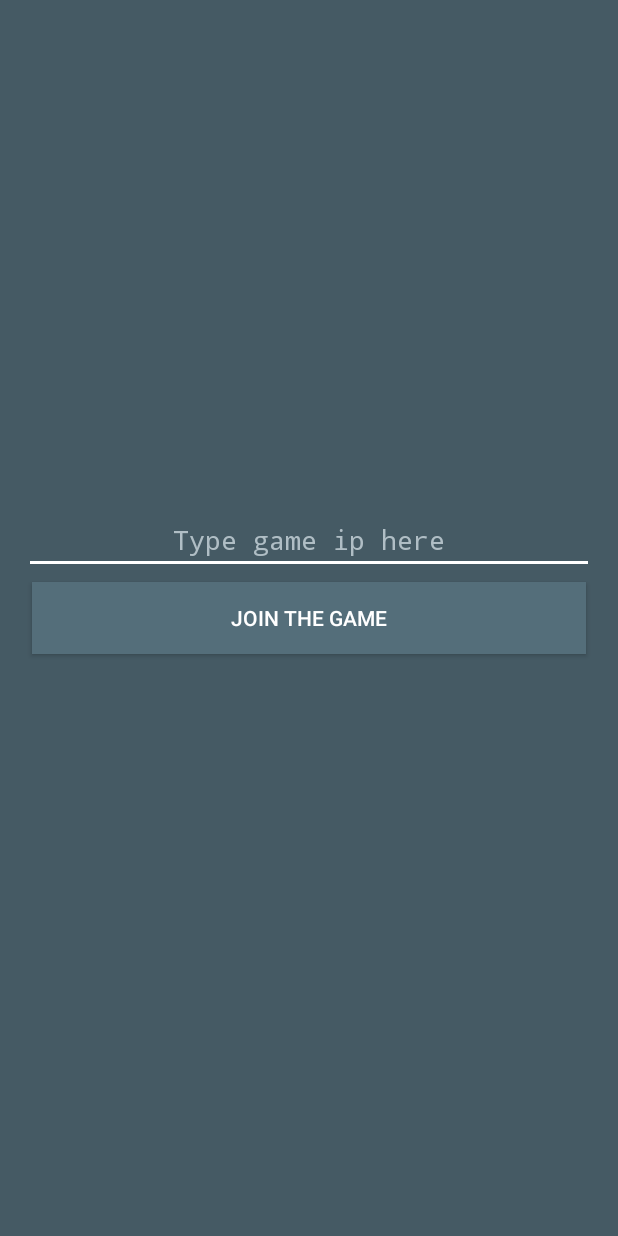
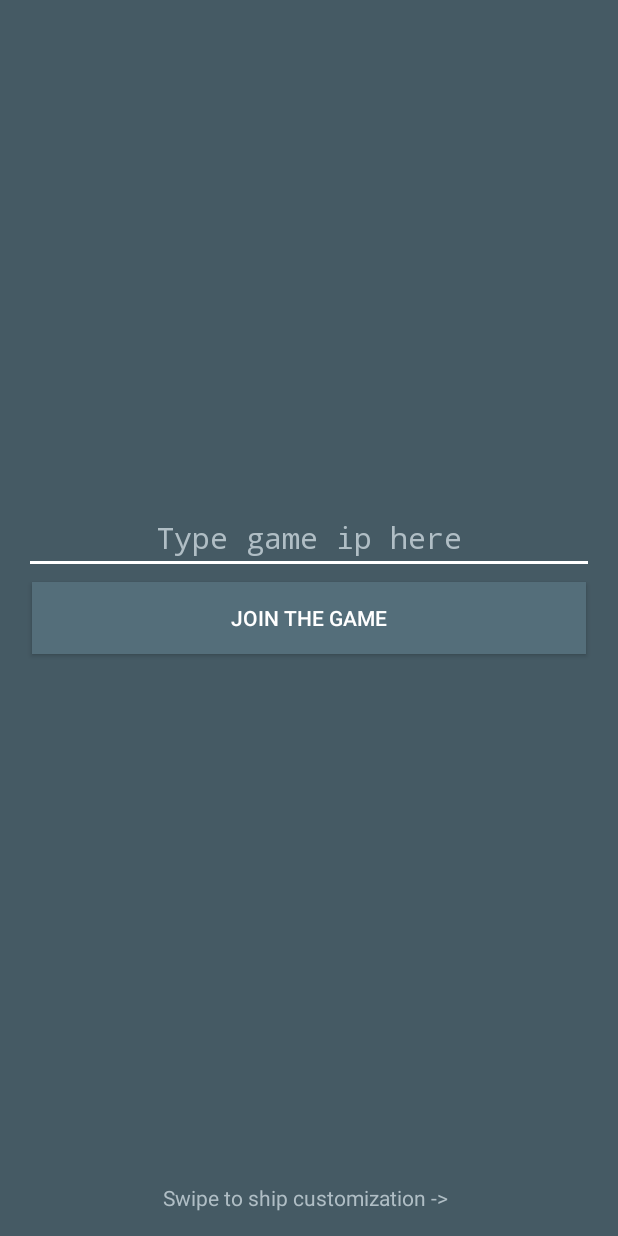
Before and after one commit to OleksandrDemian/SpaceJoystick, an Android app: the screen it shows after launch (HomeActivity), on a phone screen of 412 x 824 dp. Run offline under Robolectric (Android 15) with nearby library versions, the phone set to English and light mode, and no system bars.

Commit message:
Skins, ShipGUI
Add skin images and spinners for abilities and skins

```diff
--- a/app/src/main/java/com/example/oleksandr/spacejoystick/Attribute.java
+++ b/app/src/main/java/com/example/oleksandr/spacejoystick/Attribute.java
@@ -38,9 +38,7 @@ public class Attribute {
         level ++;
     }
 
-    public void levelDown(){
-        level --;
-    }
+    public void levelDown(){ level --; }
 
     @Override
     public String toString() {
--- a/app/src/main/java/com/example/oleksandr/spacejoystick/ConnectionScreen.java
+++ b/app/src/main/java/com/example/oleksandr/spacejoystick/ConnectionScreen.java
@@ -36,6 +36,7 @@ public class ConnectionScreen extends Fragment {
 
         final EditText ipText = (EditText)view.findViewById(R.id.ip);
         ipText.setText(getLastIP());
+        ipText.setSelected(false);
 
         Button connect = (Button)view.findViewById(R.id.btnConnect);
         connect.setOnClickListener(new View.OnClickListener() {
--- a/app/src/main/java/com/example/oleksandr/spacejoystick/PlayerData.java
+++ b/app/src/main/java/com/example/oleksandr/spacejoystick/PlayerData.java
@@ -2,6 +2,8 @@ package com.example.oleksandr.spacejoystick;
 
 import android.content.Context;
 import android.content.SharedPreferences;
+import android.widget.Toast;
+
 import java.util.ArrayList;
 
 /**
@@ -126,6 +128,10 @@ public class PlayerData {
         return points;
     }
 
+    public int getShipSkin() { return shipSkin; }
+
+    public int getAbility(){ return ability; }
+
     //--------------------------------SETTERS--------------------------------//
     public void setName(String name) {
         this.name = name;
--- a/app/src/main/java/com/example/oleksandr/spacejoystick/ShipScreen.java
+++ b/app/src/main/java/com/example/oleksandr/spacejoystick/ShipScreen.java
@@ -5,10 +5,15 @@ import android.support.v4.app.Fragment;
 import android.view.LayoutInflater;
 import android.view.View;
 import android.view.ViewGroup;
+import android.widget.AdapterView;
+import android.widget.ArrayAdapter;
 import android.widget.Button;
 import android.widget.EditText;
+import android.widget.ImageView;
 import android.widget.LinearLayout;
+import android.widget.Spinner;
 import android.widget.TextView;
+import android.widget.Toast;
 
 /**
  * Created by Oleksandr on 14/02/2017.
@@ -35,13 +40,13 @@ public class ShipScreen extends Fragment {
         pointsText = (TextView) view.findViewById(R.id.txtPoints);
         pointsText.setText("Points: " + playerData.getPoints());
 
-        Button clear = (Button)view.findViewById(R.id.btnClear);
+        /*Button clear = (Button)view.findViewById(R.id.btnClear);
         clear.setOnClickListener(new View.OnClickListener() {
             @Override
             public void onClick(View v) {
                 playerData.clearSavedData();
             }
-        });
+        });*/
 
         LinearLayout layout = (LinearLayout) view.findViewById(R.id.shipAttributesLayout);
         //LayoutInflater viewInflater = (LayoutInflater)getContext().getSystemService(Context.LAYOUT_INFLATER_SERVICE);
@@ -51,8 +56,12 @@ public class ShipScreen extends Fragment {
             layout.addView(getAttributeView(playerData.getAttribute(i), inflater));
         }
 
-        final EditText abilityID = (EditText) view.findViewById(R.id.txtAbilityID);
-        final EditText shipSkinID = (EditText) view.findViewById(R.id.txtShipSkinID);
+        addAbilitySpinner();
+
+        layout.addView(getSkinChooserView(inflater));
+
+        //final EditText abilityID = (EditText) view.findViewById(R.id.txtAbilityID);
+        //final EditText shipSkinID = (EditText) view.findViewById(R.id.txtShipSkinID);
 
         Button save = (Button)view.findViewById(R.id.btnSavePlayer);
         save.setOnClickListener(new View.OnClickListener() {
@@ -60,13 +69,15 @@ public class ShipScreen extends Fragment {
             public void onClick(View v) {
                 //Set players data here
                 playerData.setName(txtName.getText().toString());
-                int skin = Utils.toNum(shipSkinID.getText().toString());
-                int ability = Utils.toNum(abilityID.getText().toString());
-                playerData.setShipSkin(skin != -1 ? skin : 0);
-                playerData.setAbility(ability == -1 ? 0 : ability);
+                /*int skin = Utils.toNum(shipSkinID.getText().toString());
+                int ability = abilities.getSelectedItemPosition();*/
+                //int ability = Utils.toNum(abilityID.getText().toString());
+                /*playerData.setShipSkin(skin != -1 ? skin : 0);
+                playerData.setAbility(ability == -1 ? 0 : ability);*/
 
                 //save player
                 playerData.savePlayer();
+                Toast.makeText(getContext(), "Saved", Toast.LENGTH_SHORT).show();
             }
         });
 
@@ -76,6 +87,24 @@ public class ShipScreen extends Fragment {
     public String getName(){
         TextView nameText = (TextView)view.findViewById(R.id.txtName);
         return nameText.getText().toString();
+    }
+
+    private void addAbilitySpinner(){
+        Spinner abilities = (Spinner) view.findViewById(R.id.abilitySpinner);
+        ArrayAdapter<CharSequence> strings = ArrayAdapter.createFromResource(getContext(), R.array.abilities,
+                        android.R.layout.simple_spinner_item);
+        strings.setDropDownViewResource(R.layout.spinner_item);
+        abilities.setAdapter(strings);
+        abilities.setOnItemSelectedListener(new AdapterView.OnItemSelectedListener() {
+            @Override
+            public void onItemSelected(AdapterView<?> parent, View view, int position, long id) {
+                playerData.setAbility(position);
+            }
+
+            @Override
+            public void onNothingSelected(AdapterView<?> parent) {}
+        });
+        abilities.setSelection(playerData.getAbility());
     }
 
     private View getAttributeView(final Attribute attribute, LayoutInflater inflater){
@@ -98,4 +127,32 @@ public class ShipScreen extends Fragment {
         });
         return view;
     }
+
+    private View getSkinChooserView(LayoutInflater inflater){
+        View view = inflater.inflate(R.layout.ship_skin_choser, null);
+
+        Spinner abilities = (Spinner) view.findViewById(R.id.spnSkin);
+
+        final ImageView imageView = (ImageView) view.findViewById(R.id.imgSkin);
+        //imageView.setImageResource(R.drawable.ship1 + playerData.getShipSkin());
+
+        ArrayAdapter<CharSequence> strings = ArrayAdapter.createFromResource(getContext(), R.array.ship_skins,
+                android.R.layout.simple_spinner_item);
+
+        strings.setDropDownViewResource(R.layout.spinner_item);
+        abilities.setAdapter(strings);
+        abilities.setOnItemSelectedListener(new AdapterView.OnItemSelectedListener() {
+            @Override
+            public void onItemSelected(AdapterView<?> parent, View view, int position, long id) {
+                imageView.setImageResource(R.drawable.ship1 + position);
+                playerData.setShipSkin(position);
+            }
+
+            @Override
+            public void onNothingSelected(AdapterView<?> parent) {}
+        });
+        abilities.setSelection(playerData.getShipSkin());
+
+        return view;
+    }
 }
--- a/app/src/main/res/layout/fragment_home.xml
+++ b/app/src/main/res/layout/fragment_home.xml
@@ -31,10 +31,24 @@
         android:textAlignment="center"
         android:textColor="@color/colorAccent"
         android:hint="Type game ip here"
-        android:inputType="text"
         android:fontFamily="monospace"
         android:layout_above="@+id/btnConnect"
         android:layout_alignParentStart="true"
-        android:layout_alignParentEnd="true" />
+        android:layout_alignParentEnd="true"
+        android:textSize="20sp"
+        android:inputType="none"
+        android:singleLine="false"
+        android:textAllCaps="false" />
+
+    <TextView
+        android:text="Swipe to ship customization ->"
+        android:layout_width="wrap_content"
+        android:layout_height="wrap_content"
+        android:layout_alignParentBottom="true"
+        android:layout_alignParentStart="true"
+        android:id="@+id/textView2"
+        android:layout_alignEnd="@+id/btnConnect"
+        android:textAlignment="center"
+        android:textColor="@color/inputHint" />
 
 </RelativeLayout>
--- a/app/src/main/res/values/strings.xml
+++ b/app/src/main/res/values/strings.xml
@@ -3,4 +3,15 @@
     <string name="title_activity_home">HomeActivity</string>
     <string name="action_settings">Settings</string>
     <string name="section_format">Hello World from section: %1$d</string>
+    <string-array name="ship_skins">
+        <item>Skin1</item>
+        <item>Skin2</item>
+        <item>Skin3</item>
+        <item>Skin4</item>
+    </string-array>
+
+    <string-array name="abilities">
+        <item>Shield recovery</item>
+        <item>Circle fire</item>
+    </string-array>
 </resources>
```
Also changed, not shown: app/src/main/res/layout/ship_fragment.xml (+11 -18 lines), app/src/main/res/layout/ship_skin_choser.xml (+18 -1 lines), app/src/main/res/layout/spinner_item.xml (added, +11 -0 lines), app/src/main/res/drawable/ship1.png (added), app/src/main/res/drawable/ship2.png (added), app/src/main/res/drawable/ship3.png (added), app/src/main/res/drawable/ship4.png (added).
